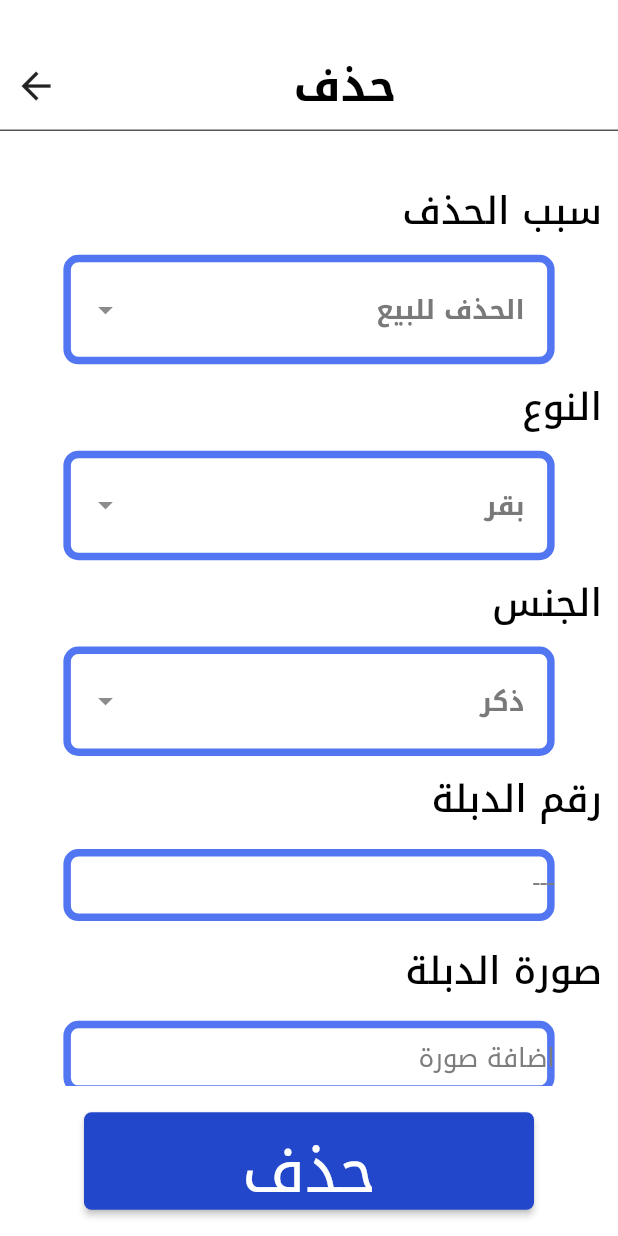
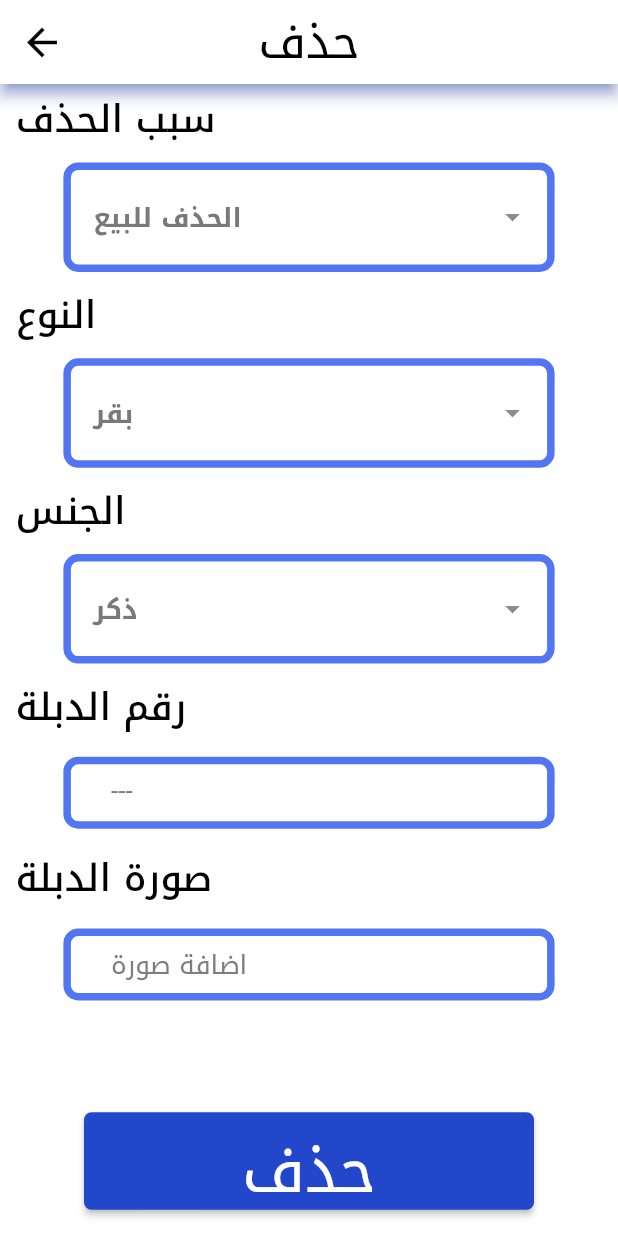
Before and after one commit to AhmedAbdulla1/El_mat7en, a Flutter app: the FarmerScreen screen opened by its route, item 3 of the bottom bar chosen, after a tap on "حذف", on a phone screen of 412 x 824 dp. Run offline on Flutter 3.47's test engine with Material 2 defaults, Android fonts, the light colour scheme and no system bars; our stand-ins replace dartz, dio, flutter_screenutil, flutter_svg, freezed_annotation, get_it and 8 more; missing offline and left inert: multiple_stream_builder; accounts and stored records are empty; generated files the repository leaves out were written again.

Commit message:
finish merge to branch dina

```diff
--- a/lib/presentation/administrative/administrative.dart
+++ b/lib/presentation/administrative/administrative.dart
@@ -105,6 +105,7 @@
             ),
           ],
         ),
-    ));
+      ),
+    );
   }
 }
--- a/lib/presentation/farm_modification_screen/add_delete_head.dart
+++ b/lib/presentation/farm_modification_screen/add_delete_head.dart
@@ -1,5 +1,3 @@
-
-
 import 'dart:io';
 
 import 'package:flutter/material.dart';
@@ -19,7 +17,6 @@
 
   final bool isDelete;
 
-
   @override
   State<addHead> createState() => _addHeadState();
 }
@@ -34,7 +31,6 @@
 
   DateTime _selectDate = DateTime.now();
   String hint = DateFormat('yyyy-MM-d').format(DateTime.now()).toString();
-
 
   _getDateFromUser() async {
     DateTime? pickedDate = await showDatePicker(
@@ -69,72 +65,53 @@
     }
   }
 
-
   @override
   Widget build(BuildContext context) {
     List<String> items = ['جاموس', 'بقر', 'جمل'];
     List<String> list = ['ذكر', 'انثي'];
-    List<String> deletedList = ['الحذف للبيع', 'الحذف للذبح','الحذف للموت'];
+    List<String> deletedList = ['الحذف للبيع', 'الحذف للذبح', 'الحذف للموت'];
 
     // log((DateFormat('yyyy-MM-d').format(DateTime.now()).toString()));
 
-    return customScaffold(
+    return Scaffold(
+      appBar: AppBar(
+        title: Text(
+          widget.isDelete ? 'حذف' : 'اضافة رأس',
+        ),
+        leading: IconButton(
+          icon: Icon(
+            Icons.arrow_back,
+            color: ColorManager.black,
+            size: AppSize.s30,
+          ),
+          onPressed: () => Navigator.pop(context),
+        ),
+      ),
       body: Column(
         children: [
           Expanded(
             child: ListView(
               children: <Widget>[
-                Padding(
-                  padding: EdgeInsets.only(
-                      top: AppPadding.p30.h, bottom: AppPadding.p30.h),
-                  child: Container(
-                    alignment: Alignment.centerLeft,
-                    child: Column(
-                      children: [
-                        Row(
-                          children: [
-                            const Spacer(flex: 1,),
-                            Text(
-                              widget.isDelete? 'حذف' : 'اضافة رأس',
-                              style: TextStyle(
-                                  fontSize: 30.sp,
-                                  color: Colors.black,
-                                  fontWeight: FontWeight.bold),
-                            ),
-                            const Spacer(flex: 1,),
-                            IconButton(
-                              onPressed: () {
-                                Navigator.pop(context);
-                              },
-                              icon: Icon(
-                                Icons.arrow_forward,
-                                size: 30.sp,
-                              ),
-                            ),
-                          ],
-                        ),
-                        const Divider(height: 3, color: Colors.black,),
-                      ],
-                    ),
-                  ),
-                ),
-                ///////////////
-                if(widget.isDelete)
+                if (widget.isDelete)
                   Padding(
                     padding: EdgeInsets.symmetric(
                       horizontal: AppPadding.p10.w,
                     ),
-                  child: const Text('سبب الحذف' , style: TextStyle(color: Colors.black , fontSize: 25, fontWeight: FontWeight.w500),),
+                    child: const Text(
+                      'سبب الحذف',
+                      style: TextStyle(
+                          color: Colors.black,
+                          fontSize: 25,
+                          fontWeight: FontWeight.w500),
                     ),
-                  if(widget.isDelete )
+                  ),
+                if (widget.isDelete)
                   Padding(
                     padding: EdgeInsets.symmetric(
                       horizontal: AppPadding.p40.w,
-
                       vertical: AppPadding.p5.w,
                     ),
-                  child:
-                      DropdownMenu(
+                    child: DropdownMenu(
                       width: MediaQuery.sizeOf(context).width - 80.w,
                       label: Text(
                         deletedList[0],
@@ -151,7 +128,8 @@
                                     left: 10,
                                   ),
                                 ),
-                                  fixedSize: MaterialStatePropertyAll(Size(270, 1)),
+                                fixedSize:
+                                    MaterialStatePropertyAll(Size(270, 1)),
                               ),
                               value: item,
                               label: item,
@@ -164,25 +142,25 @@
                         // });
                       },
                     ),
-
                   ),
-
-
-                /////////////////////
                 Padding(
                   padding: EdgeInsets.symmetric(
                     horizontal: AppPadding.p10.w,
                   ),
-                  child: const Text('النوع' , style: TextStyle(color: Colors.black , fontSize: 25, fontWeight: FontWeight.w500),),
+                  child: const Text(
+                    'النوع',
+                    style: TextStyle(
+                        color: Colors.black,
+                        fontSize: 25,
+                        fontWeight: FontWeight.w500),
+                  ),
                 ),
                 Padding(
                   padding: EdgeInsets.symmetric(
                     horizontal: AppPadding.p40.w,
-
                     vertical: AppPadding.p5.w,
                   ),
-                  child:
-                      DropdownMenu(
+                  child: DropdownMenu(
                     width: MediaQuery.sizeOf(context).width - 80.w,
                     label: Text(
                       items[1],
@@ -212,19 +190,22 @@
                       // });
                     },
                   ),
-
                 ),
-
                 Padding(
                   padding: EdgeInsets.symmetric(
                     horizontal: AppPadding.p10.w,
                   ),
-                  child: const Text('الجنس' , style: TextStyle(color: Colors.black , fontSize: 25, fontWeight: FontWeight.w500),),
+                  child: const Text(
+                    'الجنس',
+                    style: TextStyle(
+                        color: Colors.black,
+                        fontSize: 25,
+                        fontWeight: FontWeight.w500),
+                  ),
                 ),
                 Padding(
                   padding: EdgeInsets.symmetric(
                     horizontal: AppPadding.p40.w,
-
                     vertical: AppPadding.p5.w,
                   ),
                   child: DropdownMenu(
@@ -254,19 +235,23 @@
                     onSelected: (val) {},
                   ),
                 ),
-
                 if (!widget.isDelete)
                   Padding(
                     padding: EdgeInsets.symmetric(
                       horizontal: AppPadding.p10.w,
                     ),
-                  child: const Text('تاريخ الميلاد' , style: TextStyle(color: Colors.black , fontSize: 25, fontWeight: FontWeight.w500),),
+                    child: const Text(
+                      'تاريخ الميلاد',
+                      style: TextStyle(
+                          color: Colors.black,
+                          fontSize: 25,
+                          fontWeight: FontWeight.w500),
                     ),
-                  if(!widget.isDelete)
+                  ),
+                if (!widget.isDelete)
                   Padding(
                     padding: EdgeInsets.symmetric(
                       horizontal: AppPadding.p40.w,
-
                       vertical: AppPadding.p5.w,
                     ),
                     child: CustomTextFormFiled(
@@ -281,7 +266,13 @@
                   padding: EdgeInsets.symmetric(
                     horizontal: AppPadding.p10.w,
                   ),
-                  child: const Text('رقم الدبلة' , style: TextStyle(color: Colors.black , fontSize: 25, fontWeight: FontWeight.w500),),
+                  child: const Text(
+                    'رقم الدبلة',
+                    style: TextStyle(
+                        color: Colors.black,
+                        fontSize: 25,
+                        fontWeight: FontWeight.w500),
+                  ),
                 ),
                 Padding(
                   padding: EdgeInsets.symmetric(horizontal: AppPadding.p40.w),
@@ -294,7 +285,13 @@
                   padding: EdgeInsets.symmetric(
                     horizontal: AppPadding.p10.w,
                   ),
-                  child: const Text('صورة الدبلة', style: TextStyle(color: Colors.black , fontSize: 25, fontWeight: FontWeight.w500),),
+                  child: const Text(
+                    'صورة الدبلة',
+                    style: TextStyle(
+                        color: Colors.black,
+                        fontSize: 25,
+                        fontWeight: FontWeight.w500),
+                  ),
                 ),
                 Padding(
                   padding: EdgeInsets.symmetric(horizontal: AppPadding.p40.w),
@@ -310,7 +307,6 @@
               ],
             ),
           ),
-
           Container(
             color: Colors.transparent,
             child: Align(
@@ -322,14 +318,10 @@
                   child: SizedBox(
                     width: 300,
                     height: 65,
-
                     child: ElevatedButton(
-            onPressed: () {},
+                      onPressed: () => Navigator.pop(context),
                       child: Text(
-              widget.isDelete ? 'حذف':'اضافة',
-              style: TextStyle(
-                color: Colors.white,
-              ),
+                        widget.isDelete ? 'حذف' : 'اضافة',
                       ),
                     ),
                   ),
@@ -337,7 +329,6 @@
               ),
             ),
           )
-
         ],
       ),
     );
--- a/lib/presentation/farm_modification_screen/modify.dart
+++ b/lib/presentation/farm_modification_screen/modify.dart
@@ -1,6 +1,6 @@
-
 import 'package:flutter/material.dart';
 import 'package:flutter_screenutil/flutter_screenutil.dart';
+import 'package:persistent_bottom_nav_bar/persistent_tab_view.dart';
 import 'package:tanta_app/presentation/common/reusable/custom_button.dart';
 import 'package:tanta_app/presentation/farm_modification_screen/add_delete_head.dart';
 import 'package:tanta_app/presentation/feed_form/widgets/custom_text_form_filed.dart';
@@ -25,6 +25,7 @@
   final TextEditingController femaleGoatController = TextEditingController();
   final TextEditingController maleCamelController = TextEditingController();
   final TextEditingController femaleCamelController = TextEditingController();
+
   @override
   void dispose() {
     maleCowController.dispose();
@@ -40,27 +41,7 @@
 
   @override
   Widget build(BuildContext context) {
-    return Scaffold(
-      appBar: AppBar(
-        elevation: 0,
-        title:  Text(
-          'تعديل المزرعه ',
-          style: TextStyle(
-              color: Colors.black,
-              fontSize: 30.sp,
-              fontFamily: FontConstants.fontFamily
-            // fontWeight: FontWeight.bold
-
-          ),
-        ),
-        centerTitle: true,
-        backgroundColor: Colors.white,
-        leading: IconButton(
-          onPressed: ()=>Navigator.pop(context),
-          icon: const Icon(Icons.arrow_back,color: Colors.black,),
-        ),
-      ),
-      body: Column(
+    return Column(
       children: [
         Expanded(
           child: ListView(
@@ -85,12 +66,9 @@
                 male: maleCamelController,
                 female: femaleCamelController,
               ),
-
             ],
-
           ),
         ),
-
         Container(
           color: Colors.transparent,
           child: Align(
@@ -98,21 +76,19 @@
               child: Row(
                 mainAxisAlignment: MainAxisAlignment.center,
                 children: [
-
-    customButtom('اضافه' , false),
-    SizedBox(width: 10,),
-    customButtom('حذف' ,true),
-    ],)
+                  customButton('حذف', true),
+                  const SizedBox(
+                    width: 10,
                   ),
+                  customButton('اضافه', false),
+                ],
+              )),
         )
       ],
-      ),
-
     );
   }
 
-
-  Container customButtom(String txt , bool isDelete) {
+  Container customButton(String txt, bool isDelete) {
     return Container(
       height: 100,
       color: Colors.transparent,
@@ -120,20 +96,20 @@
         child: SizedBox(
           width: 180,
           height: 65,
-
           child: ElevatedButton(
-          onPressed: () => Navigator.push(context, MaterialPageRoute(builder: (context) => addHead(isDelete),)),
+            onPressed: () => PersistentNavBarNavigator.pushNewScreen(
+              context,
+              withNavBar: false,
+              screen: addHead(isDelete),
+            ),
             style: ElevatedButton.styleFrom(
-        shape: RoundedRectangleBorder(
+              shape: const RoundedRectangleBorder(
                 borderRadius: BorderRadius.all(Radius.circular(10)),
               ),
             ),
             child: Text(
               txt,
-            style: TextStyle(
-              color: Colors.white,
-              fontSize: 30
-            ),
+              style: const TextStyle(color: Colors.white, fontSize: 30),
             ),
           ),
         ),
--- a/lib/presentation/feed_form/widgets/custom_text_form_filed.dart
+++ b/lib/presentation/feed_form/widgets/custom_text_form_filed.dart
@@ -8,7 +8,7 @@
       {super.key,
       required this.hintText,
       this.onTap,
-      required this.textEditingController, this.readOnly});
+      required this.textEditingController, this.readOnly, this.type});
   final String hintText;
   final TextEditingController textEditingController;
   final TextInputType? type;
--- a/lib/presentation/login_screen/view/login_view.dart
+++ b/lib/presentation/login_screen/view/login_view.dart
@@ -32,8 +32,7 @@
 
   List<String> emails= [
     'ahmed@gmail.com',
-    'admin@gmail.com',
-    'veterinary@gmail.com',
+    'staf@gmail.com',
   ];
 
   bool visible = true;
@@ -54,7 +53,7 @@
         .listen((isLoading) {
       if (isLoading) {
         SchedulerBinding.instance.addPostFrameCallback((_) {
-          _appPreferences.setPressKeyLoginScreen();
+          _appPreferences.setRole('admin');
           debugPrint(_appPreferences.getToken());
           Navigator.pushReplacementNamed(context, Routes.mainScreen);
         });
--- a/lib/presentation/main_screen/main_view.dart
+++ b/lib/presentation/main_screen/main_view.dart
@@ -12,6 +12,8 @@
 import 'package:tanta_app/presentation/resources/assets_manager.dart';
 import 'package:tanta_app/presentation/resources/color_manager.dart';
 import 'package:tanta_app/presentation/resources/font_manager.dart';
+
+import '../committee_states/request_states.dart';
 
 class FarmerScreen extends StatefulWidget {
   const FarmerScreen({Key? key}) : super(key: key);
@@ -86,10 +88,12 @@
         context,
         controller: _controller,
         items: navBarItems,
-        screens: const [
+        screens:  [
           // Add your tab views/screens here
-          ApplyView(),
+          // ApplyView(),
+          RequestsStates(),
           FeedStates(),
+
           Modify(),
           // EditDataView(),
           // Add more screens for other tabs
--- a/lib/presentation/request_states/widgets/custom_request_state_container.dart
+++ b/lib/presentation/request_states/widgets/custom_request_state_container.dart
@@ -1,7 +1,7 @@
 import 'package:flutter/material.dart';
 import 'package:flutter_screenutil/flutter_screenutil.dart';
 import 'package:tanta_app/presentation/common/freezed/freezed.dart';
-import 'package:tanta_app/presentation/requests_state/widgets/feed_state_element.dart';
+import 'package:tanta_app/presentation/request_states/widgets/request_state_element.dart';
 import 'package:tanta_app/presentation/resources/color_manager.dart';
 
 class CustomRequestsStateContainer extends StatelessWidget {
--- a/lib/presentation/resources/theme_manager.dart
+++ b/lib/presentation/resources/theme_manager.dart
@@ -25,11 +25,11 @@
     appBarTheme: AppBarTheme(
       centerTitle: true,
       elevation: AppSize.s4,
-      color: ColorManager.primary,
+      color: ColorManager.white,
       shadowColor: ColorManager.lightPrimary,
       titleTextStyle: getRegularStyle(
-        fontSize: FontSize.s16,
-        color: ColorManager.white,
+        fontSize: FontSize.s32,
+        color: ColorManager.black,
       ),
     ),
     // button theme
```
Lines whose indentation alone changed are shown as unchanged.
